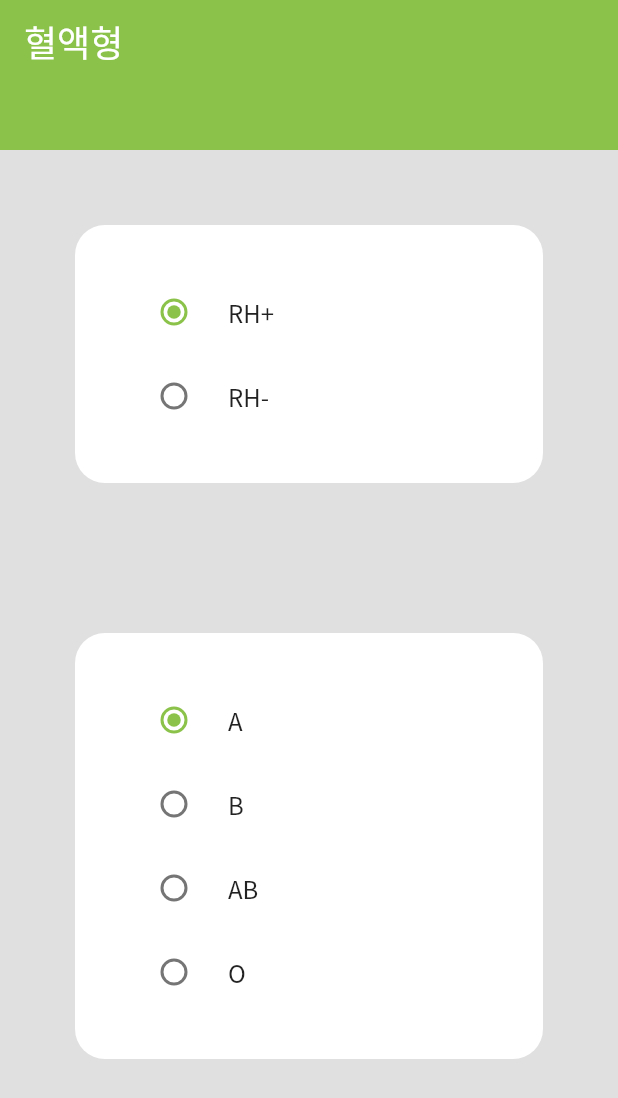
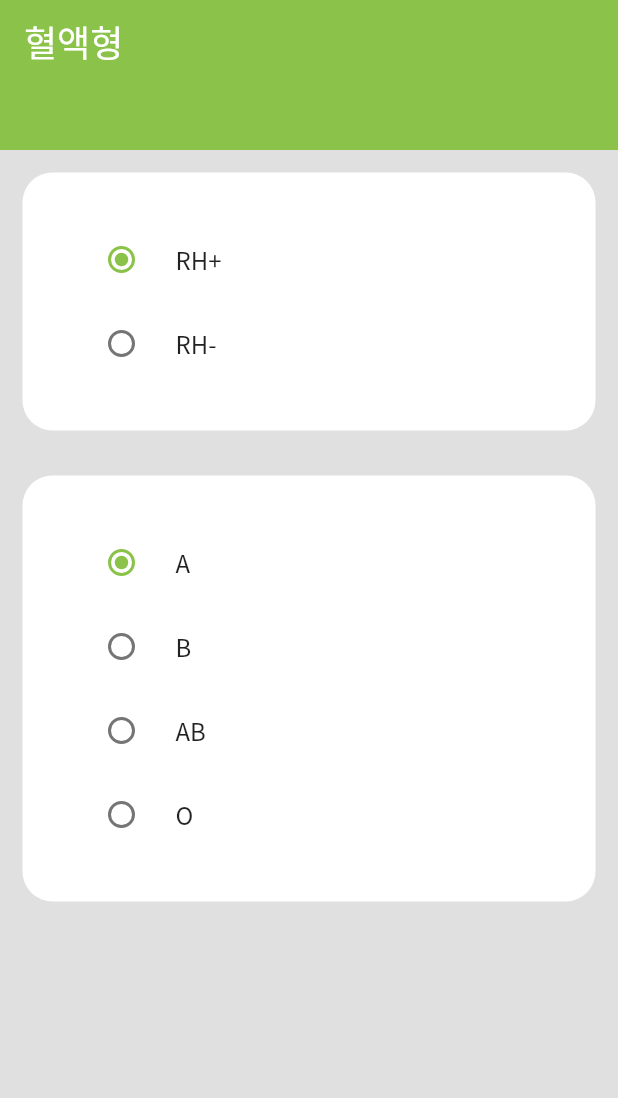
Before and after one commit to Deopoler/blood_type_project, a Flutter app: the screen it shows after launch, on a phone screen of 412 x 824 dp. Shown: the top 1098 px of the screen. Run offline on Flutter 3.47's test engine with Material 2 defaults, Android fonts, the phone set to English and light mode, and no system bars.

Commit message:
Edit margin

```diff
--- a/lib/screens/home.dart
+++ b/lib/screens/home.dart
@@ -263,7 +263,7 @@ class CustomCard extends StatelessWidget {
     return Container(
       width: double.infinity,
       padding: const EdgeInsets.all(30),
-      margin: const EdgeInsets.all(50),
+      margin: const EdgeInsets.all(15),
       decoration: const BoxDecoration(
         color: Colors.white,
         borderRadius: BorderRadius.all(
```
